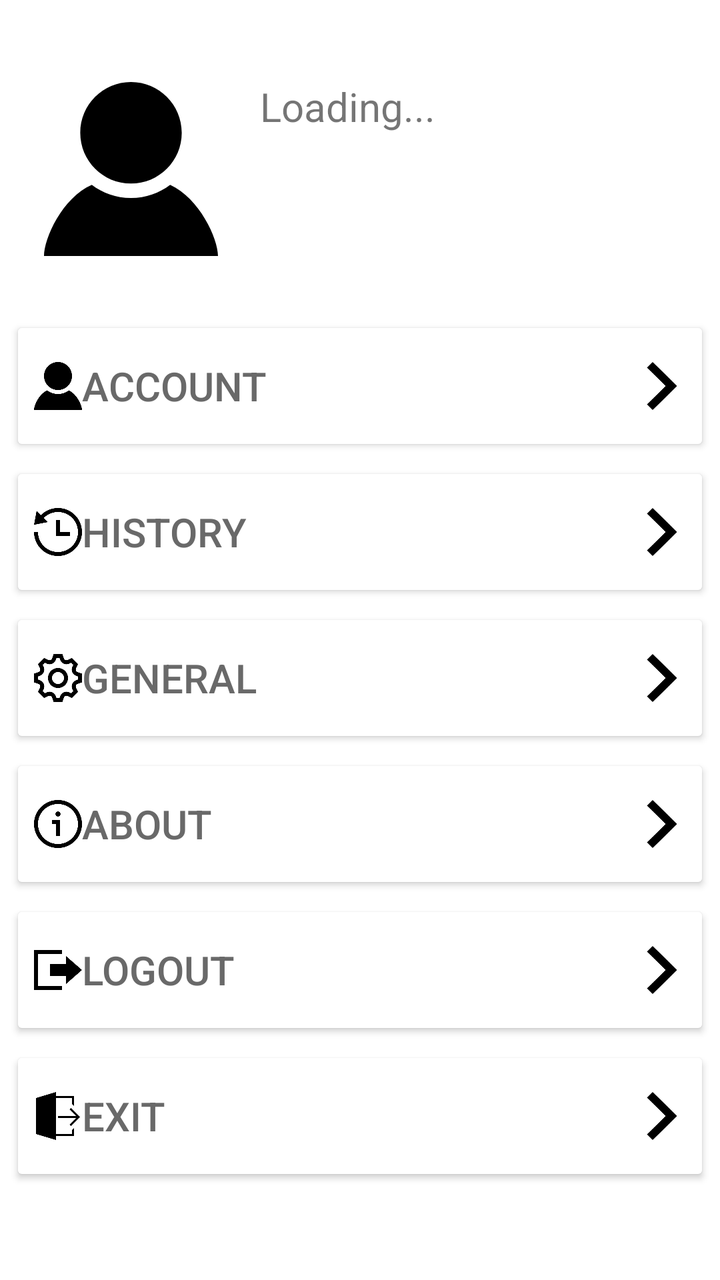
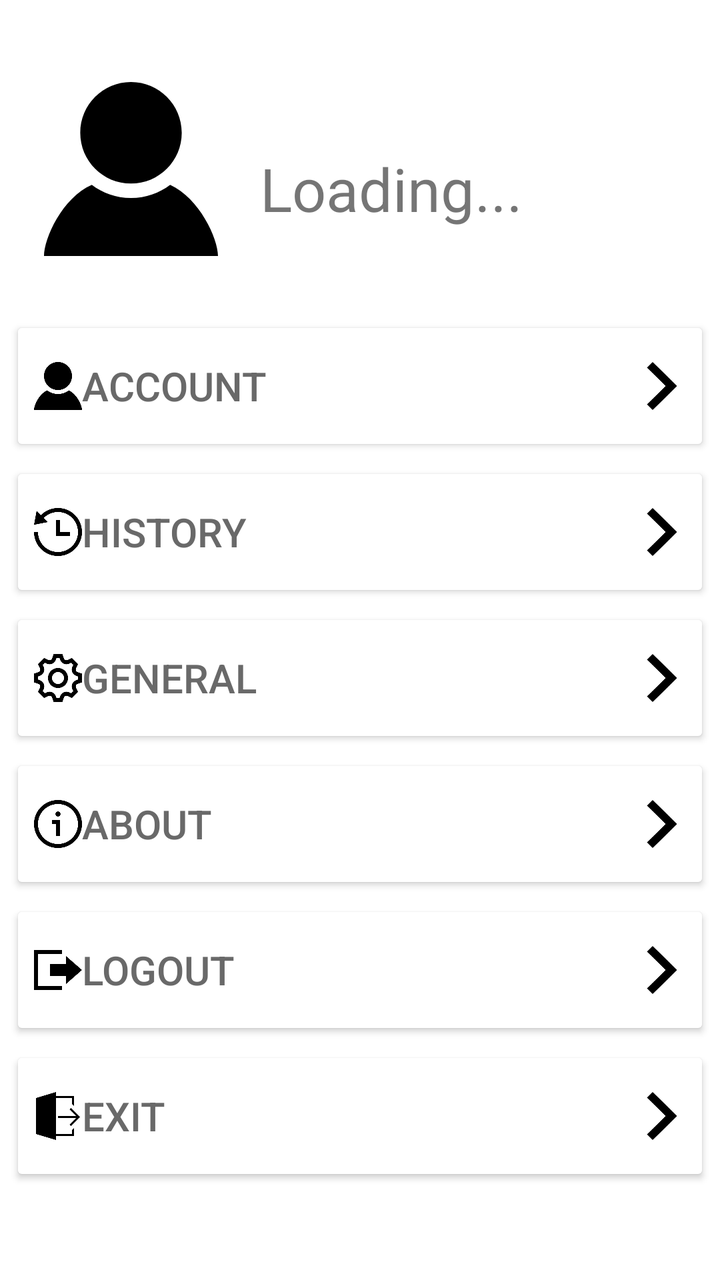

The first picture is an Android layout as it rendered before a commit; the second is the same layout after the commit. The layout source and the unified diff follow.
<!-- AndroidManifest.xml: application theme Theme.Front2 -->
<!-- res/layout/fragment_user.xml -->
<?xml version="1.0" encoding="utf-8"?>
<FrameLayout xmlns:android="http://schemas.android.com/apk/res/android"
    xmlns:app="http://schemas.android.com/apk/res-auto"
    xmlns:tools="http://schemas.android.com/tools"
    android:layout_width="match_parent"
    android:layout_height="match_parent"
    tools:context=".home.user.UserFragment">

    <androidx.constraintlayout.widget.ConstraintLayout
        android:layout_width="match_parent"
        android:layout_height="wrap_content"
        android:padding="5dp">

        <androidx.constraintlayout.widget.ConstraintLayout
            android:id="@+id/user_header_container"
            android:layout_width="match_parent"
            android:layout_height="wrap_content"
            app:layout_constraintEnd_toEndOf="parent"
            app:layout_constraintStart_toStartOf="parent"
            app:layout_constraintTop_toTopOf="parent">

            <ImageView
                android:id="@+id/user_userIcon"
                android:layout_width="89dp"
                android:layout_height="87dp"
                android:layout_marginStart="16dp"
                android:layout_marginTop="36dp"

                app:layout_constraintStart_toStartOf="parent"
                app:layout_constraintTop_toTopOf="parent"
                app:srcCompat="@drawable/account_icon" />


            <TextView
                android:id="@+id/user_name"
                android:layout_width="192dp"
                android:layout_height="54dp"
                android:layout_marginStart="20dp"
                android:text="Loading..."
                android:textSize="20dp"
                app:layout_constraintBottom_toBottomOf="parent"
                app:layout_constraintStart_toEndOf="@+id/user_userIcon"
                app:layout_constraintTop_toTopOf="parent" />
        </androidx.constraintlayout.widget.ConstraintLayout>

        <ScrollView
            android:layout_width="match_parent"
            android:layout_height="wrap_content"
            android:paddingTop="30dp"
            app:layout_constraintEnd_toEndOf="parent"
            app:layout_constraintStart_toStartOf="parent"
            app:layout_constraintTop_toBottomOf="@+id/user_header_container">

            <LinearLayout
                android:layout_width="match_parent"
                android:layout_height="match_parent"
                android:orientation="vertical">
                <Button
                    android:id="@+id/user_account"
                    style="@style/user_button_style"
                    android:text="@string/user_item1"
                    android:drawableLeft="@drawable/account_icon"
                    android:drawableRight="@drawable/next_icon" />

                <View
                    android:layout_width="match_parent"
                    android:layout_height="3dp" />

                <Button
                    android:id="@+id/history_button"
                    android:text="@string/user_item6"
                    style="@style/user_button_style"
                    android:drawableLeft="@drawable/history_icon"
                    android:drawableRight="@drawable/next_icon" />

                <View
                    android:layout_width="match_parent"
                    android:layout_height="3dp" />

                <Button
                    android:id="@+id/user_settings"
                    style="@style/user_button_style"
                    android:text="@string/user_item3"
                    android:drawableLeft="@drawable/settings_icon"
                    android:drawableRight="@drawable/next_icon" />

                <View
                    android:layout_width="match_parent"
                    android:layout_height="3dp" />

                <Button
                    android:id="@+id/user_about"
                    style="@style/user_button_style"
                    android:text="@string/user_item2"
                    android:drawableLeft="@drawable/about_icon"
                    android:drawableRight="@drawable/next_icon" />

                <View
                    android:layout_width="match_parent"
                    android:layout_height="3dp" />

                <Button
                    android:id="@+id/user_logout"
                    style="@style/user_button_style"
                    android:text="@string/user_item4"
                    android:onClick="logoutUser"
                    android:drawableLeft="@drawable/logout_icon"
                    android:drawableRight="@drawable/next_icon" />

                <View
                    android:layout_width="match_parent"
                    android:layout_height="3dp" />

                <Button
                    android:id="@+id/user_exitApp"
                    style="@style/user_button_style"
                    android:text="@string/user_item5"
                    android:onClick="exitApp"
                    android:drawableLeft="@drawable/exit_icon"
                    android:drawableRight="@drawable/next_icon" />
            </LinearLayout>
        </ScrollView>

    </androidx.constraintlayout.widget.ConstraintLayout>


</FrameLayout>
<!-- resources referenced by this layout -->
<resources>
  <!-- drawable account_icon (drawable) -->
  <vector xmlns:android="http://schemas.android.com/apk/res/android"
      android:width="24dp"
      android:height="24dp"
      android:viewportWidth="24"
      android:viewportHeight="24">
    <path
        android:fillColor="#FF000000"
        android:pathData="M19,7.001c0,3.865 -3.134,7 -7,7s-7,-3.135 -7,-7c0,-3.867 3.134,-7.001 7,-7.001s7,3.134 7,7.001zM17.402,14.181c-1.506,1.137 -3.374,1.82 -5.402,1.82 -2.03,0 -3.899,-0.685 -5.407,-1.822 -4.072,1.793 -6.593,7.376 -6.593,9.821h24c0,-2.423 -2.6,-8.006 -6.598,-9.819z"/>
  </vector>
  <!-- drawable exit_icon (drawable) -->
  <vector xmlns:android="http://schemas.android.com/apk/res/android"
      android:width="24dp"
      android:height="24dp"
      android:viewportWidth="24"
      android:viewportHeight="24">
    <path
        android:fillColor="#FF000000"
        android:pathData="M11,21h8v-2l1,-1v4h-9v2l-10,-3v-18l10,-3v2h9v5l-1,-1v-3h-8v18zM21.053,12l-3.293,-3.293 0.707,-0.707 4.5,4.5 -4.5,4.5 -0.707,-0.707 3.293,-3.293h-9.053v-1h9.053z"
        android:fillType="evenOdd"/>
  </vector>
  <!-- drawable history_icon (drawable) -->
  <vector xmlns:android="http://schemas.android.com/apk/res/android"
      android:width="24dp"
      android:height="24dp"
      android:viewportWidth="24"
      android:viewportHeight="24">
    <path
        android:fillColor="#FF000000"
        android:pathData="M24,12c0,6.627 -5.373,12 -12,12s-12,-5.373 -12,-12h2c0,5.514 4.486,10 10,10s10,-4.486 10,-10 -4.486,-10 -10,-10c-2.777,0 -5.287,1.141 -7.099,2.977l2.061,2.061 -6.962,1.354 1.305,-7.013 2.179,2.18c2.172,-2.196 5.182,-3.559 8.516,-3.559 6.627,0 12,5.373 12,12zM11,6v8h7v-2h-5v-6h-2z"/>
  </vector>
  <!-- drawable logout_icon (drawable) -->
  <vector xmlns:android="http://schemas.android.com/apk/res/android"
      android:width="24dp"
      android:height="24dp"
      android:viewportWidth="24"
      android:viewportHeight="24">
    <path
        android:fillColor="#FF000000"
        android:pathData="M16,9v-4l8,7 -8,7v-4h-8v-6h8zM0,2v20h14v-2h-12v-16h12v-2h-14z"/>
  </vector>
  <!-- drawable next_icon (drawable) -->
  <vector xmlns:android="http://schemas.android.com/apk/res/android"
      android:width="24dp"
      android:height="24dp"
      android:viewportWidth="24"
      android:viewportHeight="24">
    <path
        android:fillColor="#FF000000"
        android:pathData="M7.33,24l-2.83,-2.829 9.339,-9.175 -9.339,-9.167 2.83,-2.829 12.17,11.996z"/>
  </vector>
  <string name="user_item1">Account</string>
  <string name="user_item2">About</string>
  <string name="user_item3">General</string>
  <string name="user_item4">Logout</string>
  <string name="user_item5">Exit</string>
  <string name="user_item6">History</string>
  <style name="user_button_style">
          <item name="android:layout_width">match_parent</item>
          <item name="android:layout_height">70dp</item>
          <item name="android:textSize">20dp</item>
          <item name="android:textColor">@color/DimGrey</item>
          <item name="android:gravity">center|left</item>
          <item name="android:backgroundTint">@color/white</item>
          <item name="android:foreground">?android:attr/selectableItemBackground</item>
      </style>
  <color name="DimGrey">#696969</color>
  <color name="white">#FFFFFFFF</color>
  <color name="royalBlue">#4169E1</color>
  <color name="lightSkyBlue">#87CEFA</color>
  <color name="deepSkyBlue1">#00BFFF</color>
  <color name="deepSkyBlue3">#009ACD</color>
  <color name="WhiteSmoke">#F5F5F5</color>
  <!-- unchanged entries left out for length: 3 -->
</resources>

<!-- the commit's change to res/layout/fragment_user.xml (unified diff, before → after) -->
@@ -37,10 +37,23 @@
                 android:layout_height="54dp"
                 android:layout_marginStart="20dp"
                 android:text="Loading..."
-                android:textSize="20dp"
+                android:textSize="30sp"
                 app:layout_constraintBottom_toBottomOf="parent"
                 app:layout_constraintStart_toEndOf="@+id/user_userIcon"
-                app:layout_constraintTop_toTopOf="parent" />
+                app:layout_constraintTop_toTopOf="parent"
+                app:layout_constraintVertical_bias="1.0" />
+
+            <TextView
+                android:id="@+id/welcome_back_label"
+                android:layout_width="192dp"
+                android:layout_height="46dp"
+                android:textSize="20sp"
+                app:layout_constraintBottom_toTopOf="@+id/user_name"
+                app:layout_constraintEnd_toEndOf="parent"
+                app:layout_constraintHorizontal_bias="0.19"
+                app:layout_constraintStart_toEndOf="@+id/user_userIcon"
+                app:layout_constraintTop_toTopOf="parent"
+                app:layout_constraintVertical_bias="0.695" />
         </androidx.constraintlayout.widget.ConstraintLayout>
 
         <ScrollView
